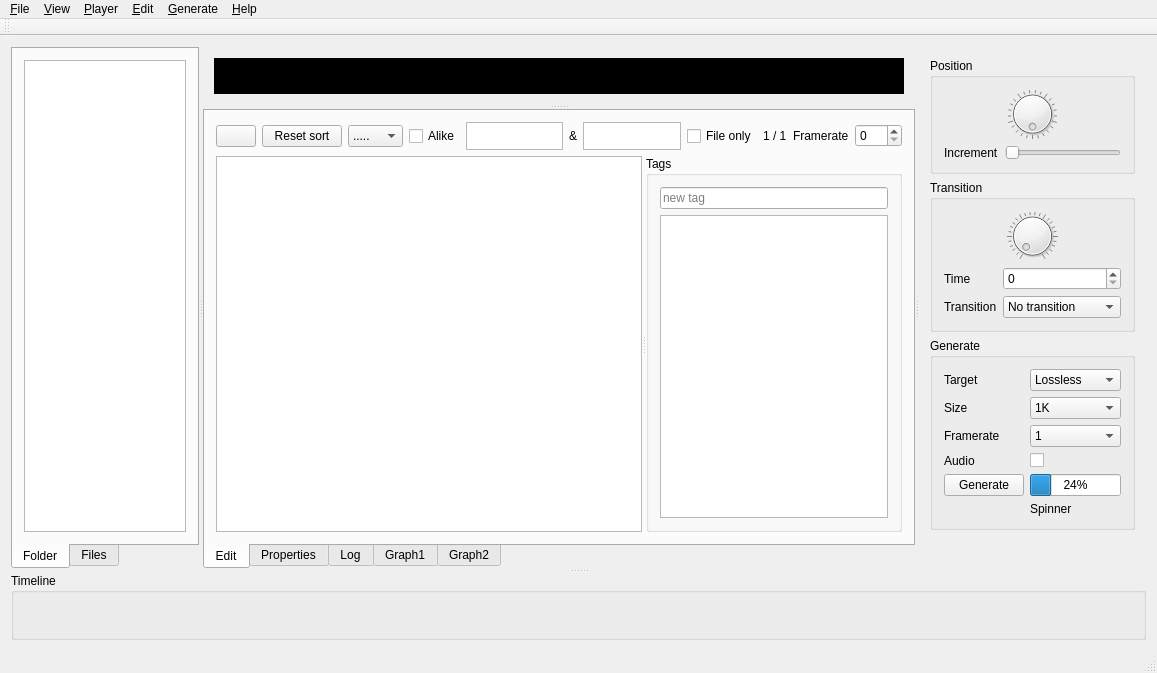
This is mainwindow.ui in ewoudwijma/MediaSidekick as Qt 5 draws it before an edit. The edited form follows.
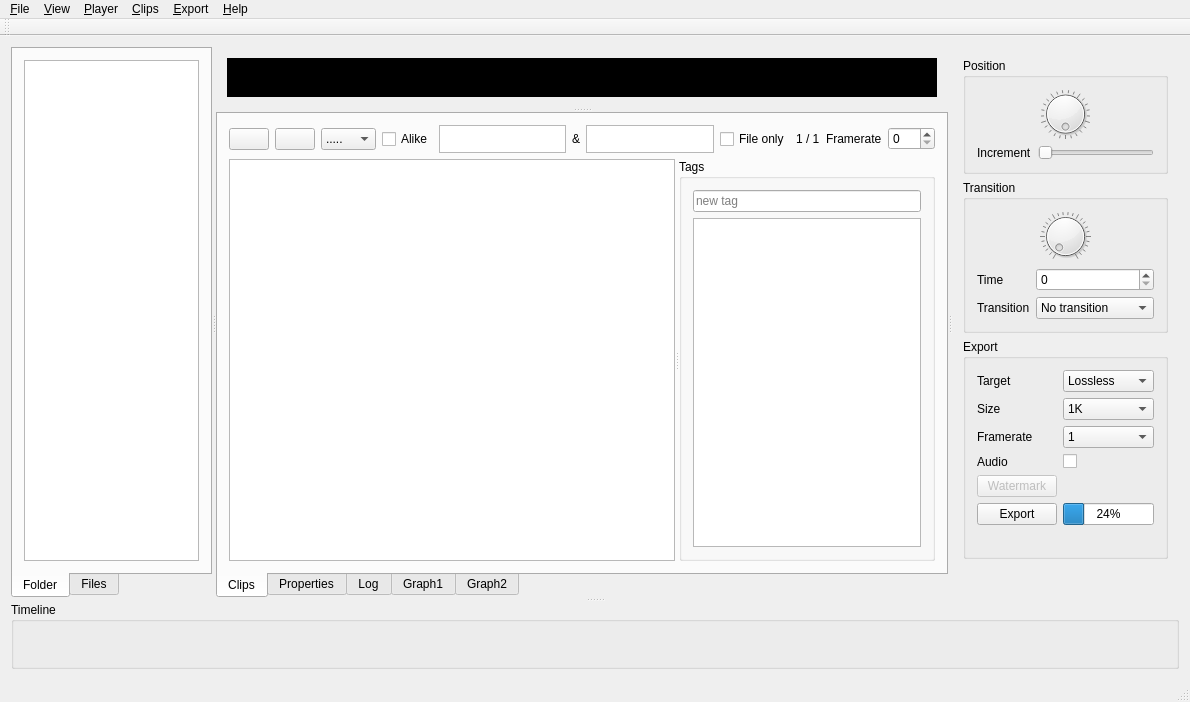
This is the edited form. Custom widgets are drawn as their Qt base class.

Commit message:
0.0.2 to 0.0.3 (Change Edit to Clip, export to generate + see workflowy)
Files: Add onSuperview (for 0.1.0)
Generate: set timeline order right. Add slowmotion and fastmotion and watermark (for 0.10, wip)
Timeline: rmove onFolderIndexClicked (not used)
Mainwindow: set initial geometry right. Add watermark button (0.1.0)
Scrubbar: do not drag clips if not on clip

```diff
--- a/mainwindow.ui
+++ b/mainwindow.ui
@@ -6,8 +6,8 @@
    <rect>
     <x>0</x>
     <y>0</y>
-    <width>1157</width>
-    <height>591</height>
+    <width>1190</width>
+    <height>702</height>
    </rect>
   </property>
   <property name="windowTitle">
@@ -77,7 +77,7 @@
          </property>
          <widget class="QWidget" name="tab_edit">
           <attribute name="title">
-           <string>Edit</string>
+           <string>Clips</string>
           </attribute>
           <layout class="QVBoxLayout" name="verticalLayout_6">
            <item>
@@ -94,7 +94,7 @@
                <item>
                 <widget class="QPushButton" name="resetSortButton">
                  <property name="text">
-                  <string>Reset sort</string>
+                  <string/>
                  </property>
                 </widget>
                </item>
@@ -214,7 +214,7 @@
                <property name="orientation">
                 <enum>Qt::Horizontal</enum>
                </property>
-               <widget class="FEditTableView" name="editTableView"/>
+               <widget class="AClipsTableView" name="clipsTableView"/>
                <widget class="QGroupBox" name="tagsGroupBox">
                 <property name="maximumSize">
                  <size>
@@ -440,7 +440,7 @@
          <item>
           <widget class="QGroupBox" name="generateGroupBox">
            <property name="title">
-            <string>Generate</string>
+            <string>Export</string>
            </property>
            <layout class="QFormLayout" name="formLayout_2">
             <item row="0" column="0">
@@ -611,24 +611,44 @@
               </property>
              </widget>
             </item>
-            <item row="6" column="0">
-             <widget class="QPushButton" name="generateButton">
+            <item row="7" column="0">
+             <widget class="QPushButton" name="exportButton">
               <property name="text">
-               <string>Generate</string>
+               <string>Export</string>
               </property>
              </widget>
             </item>
-            <item row="6" column="1">
+            <item row="7" column="1">
              <widget class="QProgressBar" name="progressBar">
               <property name="value">
                <number>24</number>
               </property>
              </widget>
             </item>
-            <item row="7" column="1">
+            <item row="8" column="1">
              <widget class="QLabel" name="spinnerLabel">
               <property name="text">
-               <string>Spinner</string>
+               <string/>
+              </property>
+             </widget>
+            </item>
+            <item row="6" column="0">
+             <widget class="QPushButton" name="watermarkButton">
+              <property name="enabled">
+               <bool>false</bool>
+              </property>
+              <property name="text">
+               <string>Watermark</string>
+              </property>
+             </widget>
+            </item>
+            <item row="6" column="1">
+             <widget class="QLabel" name="watermarkLabel">
+              <property name="enabled">
+               <bool>false</bool>
+              </property>
+              <property name="text">
+               <string/>
               </property>
              </widget>
             </item>
@@ -636,7 +656,7 @@
           </widget>
          </item>
          <item>
-          <widget class="FGenerate" name="generateWidget" native="true">
+          <widget class="AExport" name="exportWidget" native="true">
            <layout class="QVBoxLayout" name="verticalLayout_14"/>
           </widget>
          </item>
@@ -664,7 +684,7 @@
     <rect>
      <x>0</x>
      <y>0</y>
-     <width>1157</width>
+     <width>1190</width>
      <height>17</height>
     </rect>
    </property>
@@ -695,7 +715,7 @@
    </widget>
    <widget class="QMenu" name="menuEdit">
     <property name="title">
-     <string>&amp;Edit</string>
+     <string>&amp;Clips</string>
     </property>
     <addaction name="actionNew"/>
     <addaction name="separator"/>
@@ -725,7 +745,7 @@
    </widget>
    <widget class="QMenu" name="menuGenerate">
     <property name="title">
-     <string>&amp;Generate</string>
+     <string>&amp;Export</string>
     </property>
     <addaction name="actionGenerate"/>
    </widget>
@@ -1001,11 +1021,6 @@
    <extends>QTreeView</extends>
    <header>ffilestreeview.h</header>
   </customwidget>
-  <customwidget>
-   <class>FEditTableView</class>
-   <extends>QTableView</extends>
-   <header>fedittableview.h</header>
-  </customwidget>
   <customwidget>
    <class>FPropertyTreeView</class>
    <extends>QTreeView</extends>
@@ -1037,17 +1052,22 @@
    <extends>QGraphicsView</extends>
    <header>qgraphwidget.h</header>
   </customwidget>
-  <customwidget>
-   <class>FGenerate</class>
-   <extends>QWidget</extends>
-   <header>fgenerate.h</header>
-   <container>1</container>
-  </customwidget>
   <customwidget>
    <class>FDragDropLineEdit</class>
    <extends>QLineEdit</extends>
    <header>fdragdroplineedit.h</header>
   </customwidget>
+  <customwidget>
+   <class>AExport</class>
+   <extends>QWidget</extends>
+   <header>fgenerate.h</header>
+   <container>1</container>
+  </customwidget>
+  <customwidget>
+   <class>AClipsTableView</class>
+   <extends>QTableView</extends>
+   <header>fedittableview.h</header>
+  </customwidget>
  </customwidgets>
  <resources/>
  <connections/>
```
Left out of the diff: 35 changed lines with no effect on the pictures. The commit also changes 30 other files.
